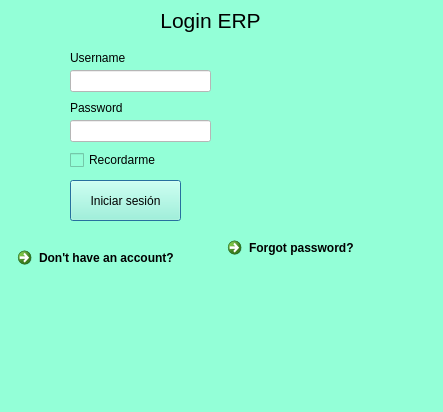
Qt form LoginSantiago.ui (Luzu21/interfazSantiago) before a commit.
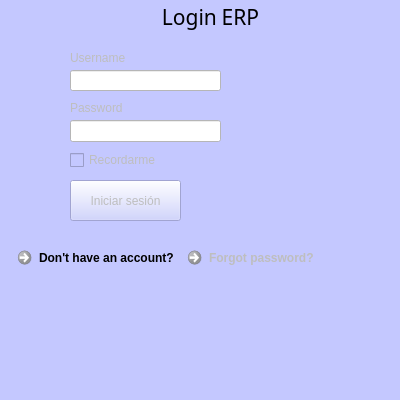
The same form after that commit.

```diff
--- a/LoginSantiago.ui
+++ b/LoginSantiago.ui
@@ -2,12 +2,15 @@
 <ui version="4.0">
  <class>MainWindow</class>
  <widget class="QMainWindow" name="MainWindow">
+  <property name="enabled">
+   <bool>false</bool>
+  </property>
   <property name="geometry">
    <rect>
     <x>0</x>
     <y>0</y>
-    <width>443</width>
-    <height>412</height>
+    <width>400</width>
+    <height>400</height>
    </rect>
   </property>
   <property name="sizePolicy">
@@ -16,6 +19,24 @@
     <verstretch>0</verstretch>
    </sizepolicy>
   </property>
+  <property name="minimumSize">
+   <size>
+    <width>400</width>
+    <height>400</height>
+   </size>
+  </property>
+  <property name="maximumSize">
+   <size>
+    <width>400</width>
+    <height>400</height>
+   </size>
+  </property>
+  <property name="baseSize">
+   <size>
+    <width>10</width>
+    <height>10</height>
+   </size>
+  </property>
   <property name="cursor">
    <cursorShape>PointingHandCursor</cursorShape>
   </property>
@@ -23,8 +44,10 @@
    <string>Inicio de sesión</string>
   </property>
   <property name="styleSheet">
-   <string notr="true">
-background-color: rgb(147, 255, 215);</string>
+   <string notr="true">background-color: rgb(196, 200, 255);</string>
+  </property>
+  <property name="animated">
+   <bool>false</bool>
   </property>
   <widget class="QWidget" name="centralwidget">
    <widget class="QLabel" name="label">
@@ -44,7 +67,7 @@
     </property>
     <property name="font">
      <font>
-      <family>Segoe UI</family>
+      <family>Noto Naskh Arabic</family>
       <pointsize>16</pointsize>
       <italic>false</italic>
       <bold>false</bold>
@@ -77,7 +100,7 @@
      <rect>
       <x>70</x>
       <y>120</y>
-      <width>141</width>
+      <width>151</width>
       <height>22</height>
      </rect>
     </property>
@@ -91,16 +114,19 @@
      <cursorShape>UpArrowCursor</cursorShape>
     </property>
     <property name="autoFillBackground">
-     <bool>true</bool>
+     <bool>false</bool>
     </property>
     <property name="styleSheet">
      <string notr="true">background-color: rgb(255, 255, 255);
-color: rgb(0, 0, 0);
-align: center;</string>
+border-color: rgb(170, 170, 255);
+</string>
     </property>
     <property name="text">
      <string/>
     </property>
+    <property name="echoMode">
+     <enum>QLineEdit::EchoMode::Password</enum>
+    </property>
    </widget>
    <widget class="QPushButton" name="Iniciar">
     <property name="geometry">
@@ -121,7 +147,7 @@
      <cursorShape>WhatsThisCursor</cursorShape>
     </property>
     <property name="styleSheet">
-     <string notr="true"/>
+     <string notr="true">border-color: rgb(170, 170, 255);</string>
     </property>
     <property name="text">
      <string>Iniciar sesión</string>
@@ -144,8 +170,8 @@
      <rect>
       <x>70</x>
       <y>70</y>
-      <width>141</width>
-      <height>22</height>
+      <width>151</width>
+      <height>21</height>
      </rect>
     </property>
     <property name="sizePolicy">
@@ -154,6 +180,12 @@
       <verstretch>0</verstretch>
      </sizepolicy>
     </property>
+    <property name="minimumSize">
+     <size>
+      <width>0</width>
+      <height>0</height>
+     </size>
+    </property>
     <property name="sizeIncrement">
      <size>
       <width>2</width>
@@ -167,12 +199,20 @@
      </size>
     </property>
     <property name="cursor">
-     <cursorShape>UpArrowCursor</cursorShape>
+     <cursorShape>PointingHandCursor</cursorShape>
+    </property>
+    <property name="mouseTracking">
+     <bool>false</bool>
+    </property>
+    <property name="focusPolicy">
+     <enum>Qt::FocusPolicy::TabFocus</enum>
+    </property>
+    <property name="autoFillBackground">
+     <bool>false</bool>
     </property>
     <property name="styleSheet">
      <string notr="true">background-color: rgb(255, 255, 255);
-color: rgb(0, 0, 0);
-align: center;</string>
+border-color: rgb(170, 170, 255);</string>
     </property>
     <property name="text">
      <string/>
@@ -232,6 +272,9 @@
       <height>41</height>
      </rect>
     </property>
+    <property name="styleSheet">
+     <string notr="true">color: rgb(0, 0, 0);</string>
+    </property>
     <property name="text">
      <string>Don't have an account?</string>
     </property>
@@ -239,8 +282,8 @@
    <widget class="QCommandLinkButton" name="link2">
     <property name="geometry">
      <rect>
-      <x>220</x>
-      <y>230</y>
+      <x>180</x>
+      <y>240</y>
       <width>211</width>
       <height>41</height>
      </rect>
```
Left out of the diff: 7 changed lines with no effect on the pictures.
